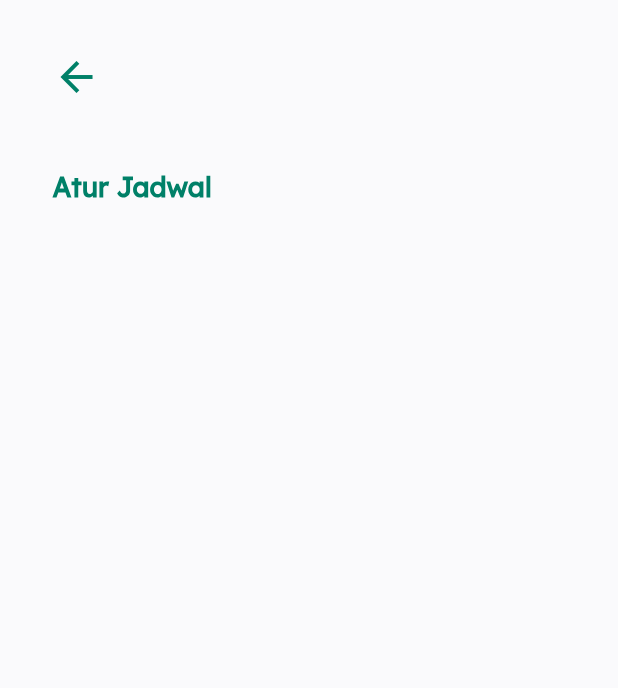
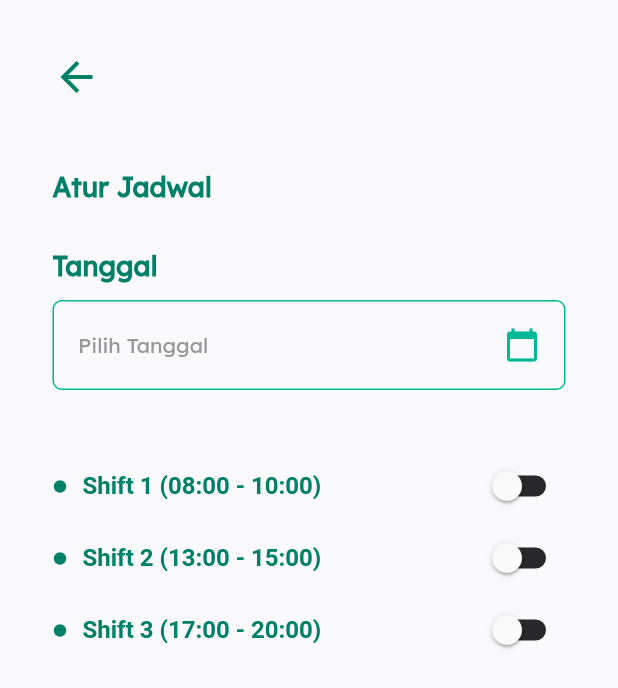
Before and after one commit to rasyiddani/telepandu_dokter, a Flutter app: the JadwalProfilePage screen opened by its route, on a phone screen of 412 x 824 dp. Shown: the top 688 px of the screen. Run offline on Flutter 3.47's test engine with Material 2 defaults, Android fonts, the light colour scheme and no system bars; our stand-ins replace shared_preferences, syncfusion_flutter_calendar; accounts and stored records are empty.

Commit message:
add jadwal bulan and set jadwal page

```diff
--- a/lib/components/components.dart
+++ b/lib/components/components.dart
@@ -11,3 +11,4 @@ part 'header_with_button.dart';
 part 'konsul_bulan.dart';
 part 'konsul_hari.dart';
 part 'list_patient.dart';
+part 'list_month.dart';
--- a/lib/components/konsul_bulan.dart
+++ b/lib/components/konsul_bulan.dart
@@ -5,10 +5,12 @@ class KonsulBulanComponent extends StatelessWidget {
 
   @override
   Widget build(BuildContext context) {
-     //widget button
+    //widget button
     Widget button() {
       return InkWell(
-        onTap: () {},
+        onTap: () {
+          Navigator.pushNamed(context, '/list_month');
+        },
         child: Container(
           height: 46,
           width: double.infinity,
--- a/lib/main.dart
+++ b/lib/main.dart
@@ -34,6 +34,7 @@ class MyApp extends StatelessWidget {
             '/edit_pesan_cepat': (context) => const TambahPesanCepatPage(isTambah: false),
             '/notification': (context) => const NotificationPage(),
             '/list_patient': (context) => const ListPatientPage(),
+            '/list_month': (context) => const ListMonthPage(),
           }),
     );
   }
--- a/lib/views/users/jadwal_profile.dart
+++ b/lib/views/users/jadwal_profile.dart
@@ -8,8 +8,103 @@ class JadwalProfilePage extends StatefulWidget {
 }
 
 class _JadwalProfilePageState extends State<JadwalProfilePage> {
+  final bool isChooseDate = false;
+  bool isSelectHour1 = false;
+  bool isSelectHour2 = false;
+  bool isSelectHour3 = false;
+
   @override
   Widget build(BuildContext context) {
+    Widget textWidget(String text) {
+      return Padding(
+        padding: const EdgeInsets.only(left: 35),
+        child: Text(
+          text,
+          style: CustomStyle.consultTitleText.copyWith(
+            fontSize: Dimensions.heading3TextSize,
+            color: CustomColor.mainColor,
+          ),
+        ),
+      );
+    }
+
+    Widget textChooseDate() {
+      return Container(
+        height: 60,
+        width: double.infinity,
+        margin: const EdgeInsets.symmetric(horizontal: 35),
+        padding: const EdgeInsets.symmetric(horizontal: 16),
+        decoration: BoxDecoration(
+          border: Border.all(color: CustomColor.mainColorLighter),
+          borderRadius: BorderRadius.circular(6),
+        ),
+        child: Row(
+          mainAxisAlignment: MainAxisAlignment.spaceBetween,
+          children: [
+            isChooseDate
+                ? Text(
+                    "20/2/2022",
+                    style: CustomStyle.notifSubTitleText
+                        .copyWith(fontWeight: FontWeight.bold),
+                  )
+                : Text(
+                    "Pilih Tanggal",
+                    style: CustomStyle.notifSubTitleText
+                        .copyWith(color: CustomColor.dark3Color),
+                  ),
+            Icon(
+              Icons.calendar_today,
+              color: CustomColor.mainColorLighter,
+            )
+          ],
+        ),
+      );
+    }
+
+    Widget buildSwitch(bool isSelect) => Transform.scale(
+          scale: 1,
+          child: Switch.adaptive(
+            value: isSelect,
+            activeColor: Colors.white,
+            activeTrackColor: CustomColor.mainColor,
+            inactiveTrackColor: CustomColor.dark1Color,
+            onChanged: (value) => setState(() {
+              (isSelect == isSelectHour1)
+                  ? isSelectHour1 = value
+                  : (isSelect == isSelectHour2)
+                      ? isSelectHour2 = value
+                      : isSelectHour3 = value;
+            }),
+          ),
+        );
+
+    Widget optionHour(String jadwal, bool isSelect) {
+      return Container(
+        margin: const EdgeInsets.symmetric(horizontal: 35),
+        child: Row(
+          mainAxisAlignment: MainAxisAlignment.spaceBetween,
+          children: [
+            Row(
+              children: [
+                Icon(
+                  Icons.circle,
+                  size: 10,
+                  color: CustomColor.mainColor,
+                ),
+                const SizedBox(width: 10),
+                Text(
+                  jadwal,
+                  style: CustomStyle.consultlabelText
+                      .copyWith(color: CustomColor.mainColor),
+                ),
+              ],
+            ),
+            buildSwitch(isSelect),
+          ],
+        ),
+      );
+    }
+
     return Scaffold(
         backgroundColor: CustomColor.light4Color,
         body: SafeArea(
@@ -18,16 +113,15 @@ class _JadwalProfilePageState extends State<JadwalProfilePage> {
               children: [
                 const HeaderComponent(isBgWhite: true, title: ""),
                 const SizedBox(height: 13),
-            Padding(
-              padding: const EdgeInsets.only(left: 35),
-              child: Text(
-                "Atur Jadwal",
-                style: CustomStyle.consultTitleText.copyWith(
-                  fontSize: Dimensions.heading3TextSize,
-                  color: CustomColor.mainColor,
-                ),
-              ),
-            )
+                textWidget("Atur Jadwal"),
+                const SizedBox(height: 30),
+                textWidget("Tanggal"),
+                const SizedBox(height: 11),
+                textChooseDate(),
+                const SizedBox(height: 40),
+                optionHour("Shift 1 (08:00 - 10:00)", isSelectHour1),
+                optionHour("Shift 2 (13:00 - 15:00)", isSelectHour2),
+                optionHour("Shift 3 (17:00 - 20:00)", isSelectHour3),
               ],
             )));
   }
--- a/lib/views/views.dart
+++ b/lib/views/views.dart
@@ -6,6 +6,7 @@ import 'package:shared_preferences/shared_preferences.dart';
 import 'package:telemedicine_doctor/components/components.dart';
 import 'package:telemedicine_doctor/providers/providers.dart';
 import 'package:telemedicine_doctor/utils/utils.dart';
+import 'package:syncfusion_flutter_calendar/calendar.dart';
 
 part 'splash_screen.dart';
 part './auth/forgot_password.dart';
@@ -19,3 +20,4 @@ part './users/profile_menu.dart';
 part './users/tambah_pesan_cepat.dart';
 part './users/user_profile.dart';
 part './consultation/list_patient.dart';
+part './consultation/list_month.dart';
--- a/pubspec.yaml
+++ b/pubspec.yaml
@@ -40,6 +40,7 @@ dependencies:
   http: ^0.13.4
   provider: ^6.0.2
   shared_preferences: ^2.0.12
+  syncfusion_flutter_calendar: ^19.4.52
 
 dev_dependencies:
   flutter_test:
```
Also changed, not shown: lib/components/list_month.dart (added, +64 -0 lines), lib/views/consultation/list_month.dart (added, +70 -0 lines), pubspec.lock. Lines whose indentation alone changed are shown as unchanged.
